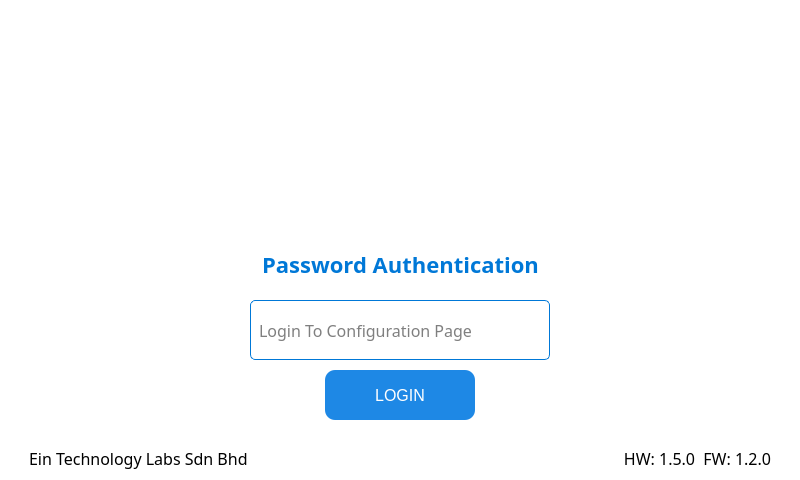
Above: QT_APP/login.ui from eSpark-Backup/nabilfesal-msm-fw before the change. Below: the same form after it.
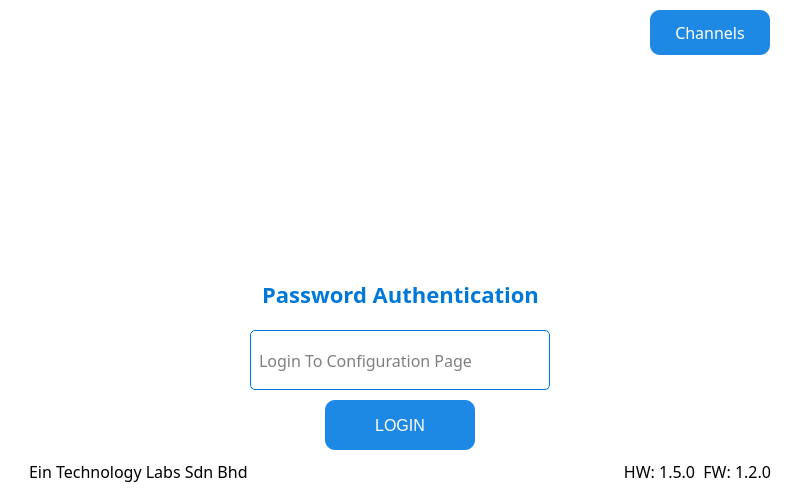
That is the form after the change. Icons and pictures are not drawn.

Commit message: usb exporter and channels new flow

Patch:
```diff
--- a/QT_APP/login.ui
+++ b/QT_APP/login.ui
@@ -31,7 +31,7 @@
   <property name="styleSheet">
    <string notr="true">background-color: rgb(255, 255, 255);</string>
   </property>
-  <layout class="QVBoxLayout" name="verticalLayout" stretch="0,0,0,0,0,0">
+  <layout class="QVBoxLayout" name="verticalLayout" stretch="0,0,0,0,0,0,0">
    <property name="spacing">
     <number>5</number>
    </property>
@@ -39,7 +39,7 @@
     <number>20</number>
    </property>
    <property name="topMargin">
-    <number>30</number>
+    <number>10</number>
    </property>
    <property name="rightMargin">
     <number>20</number>
@@ -47,6 +47,75 @@
    <property name="bottomMargin">
     <number>10</number>
    </property>
+   <item>
+    <layout class="QHBoxLayout" name="horizontalLayout_6">
+     <property name="rightMargin">
+      <number>10</number>
+     </property>
+     <item>
+      <spacer name="horizontalSpacer_9">
+       <property name="orientation">
+        <enum>Qt::Horizontal</enum>
+       </property>
+       <property name="sizeHint" stdset="0">
+        <size>
+         <width>40</width>
+         <height>20</height>
+        </size>
+       </property>
+      </spacer>
+     </item>
+     <item>
+      <widget class="QPushButton" name="pushButton">
+       <property name="sizePolicy">
+        <sizepolicy hsizetype="Fixed" vsizetype="Fixed">
+         <horstretch>0</horstretch>
+         <verstretch>0</verstretch>
+        </sizepolicy>
+       </property>
+       <property name="minimumSize">
+        <size>
+         <width>120</width>
+         <height>45</height>
+        </size>
+       </property>
+       <property name="font">
+        <font>
+         <family>Gilroy</family>
+         <pointsize>-1</pointsize>
+        </font>
+       </property>
+       <property name="styleSheet">
+        <string notr="true">QPushButton {
+    background-color: #1E88E5;   /* Blue */
+    color: white;               /* White text */
+    border: none;               /* No border line */
+    border-radius: 10px;        /* Rounded corners */
+    padding: 6px 20px;          /* Spacing inside */
+    font-size: 16px;            /* Font size */
+}
+
+QPushButton:hover {
+    background-color: #1565C0;  /* Darker blue on hover */
+}
+
+QPushButton:pressed {
+    background-color: #0D47A1;  /* Darkest blue when pressed */
+}
+
+QPushButton:focus {
+    outline: none;                 /* Remove dotted border */
+    background-color: #074475;     /* Brighter blue highlight */
+    border: 2px solid black;       /* White glow/border */
+}</string>
+       </property>
+       <property name="text">
+        <string>Channels</string>
+       </property>
+      </widget>
+     </item>
+    </layout>
+   </item>
    <item>
     <widget class="QFrame" name="horizontalFrame">
      <property name="minimumSize">
@@ -96,21 +165,21 @@
       <item>
        <widget class="QLabel" name="logoLabel">
         <property name="sizePolicy">
-         <sizepolicy hsizetype="Fixed" vsizetype="Fixed">
+         <sizepolicy hsizetype="Preferred" vsizetype="Preferred">
           <horstretch>0</horstretch>
           <verstretch>0</verstretch>
          </sizepolicy>
         </property>
         <property name="minimumSize">
          <size>
-          <width>250</width>
-          <height>200</height>
+          <width>300</width>
+          <height>180</height>
          </size>
         </property>
         <property name="maximumSize">
          <size>
           <width>16777215</width>
-          <height>16777215</height>
+          <height>180</height>
          </size>
         </property>
         <property name="focusPolicy">
```
The commit also changes 7 other files.
